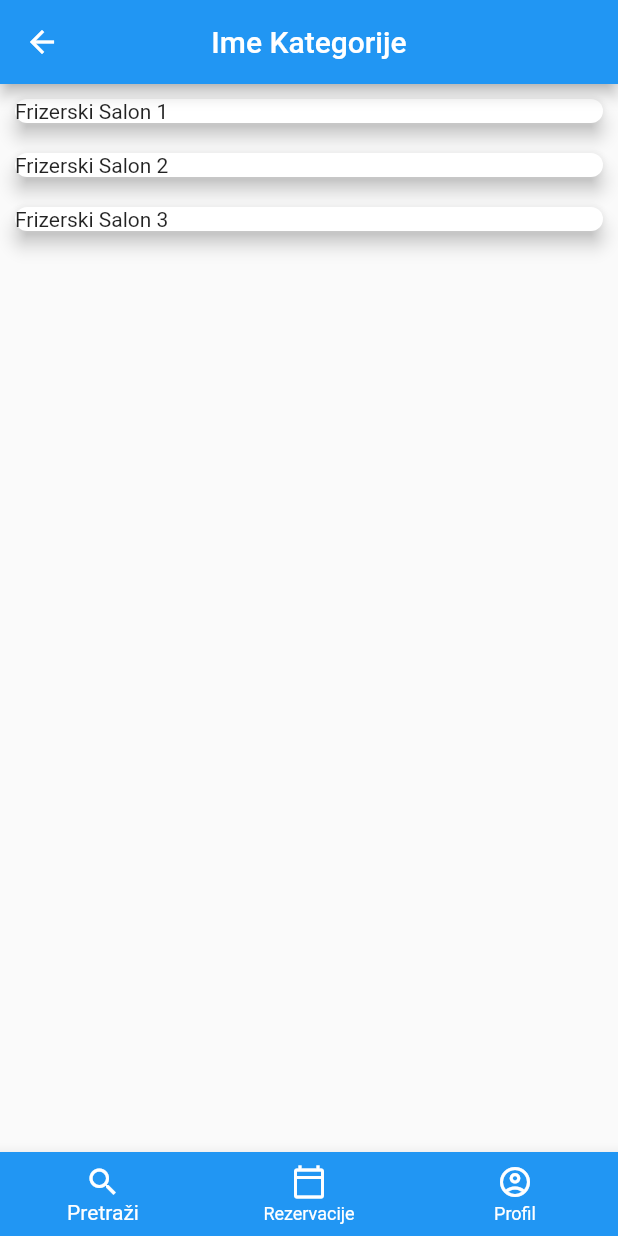
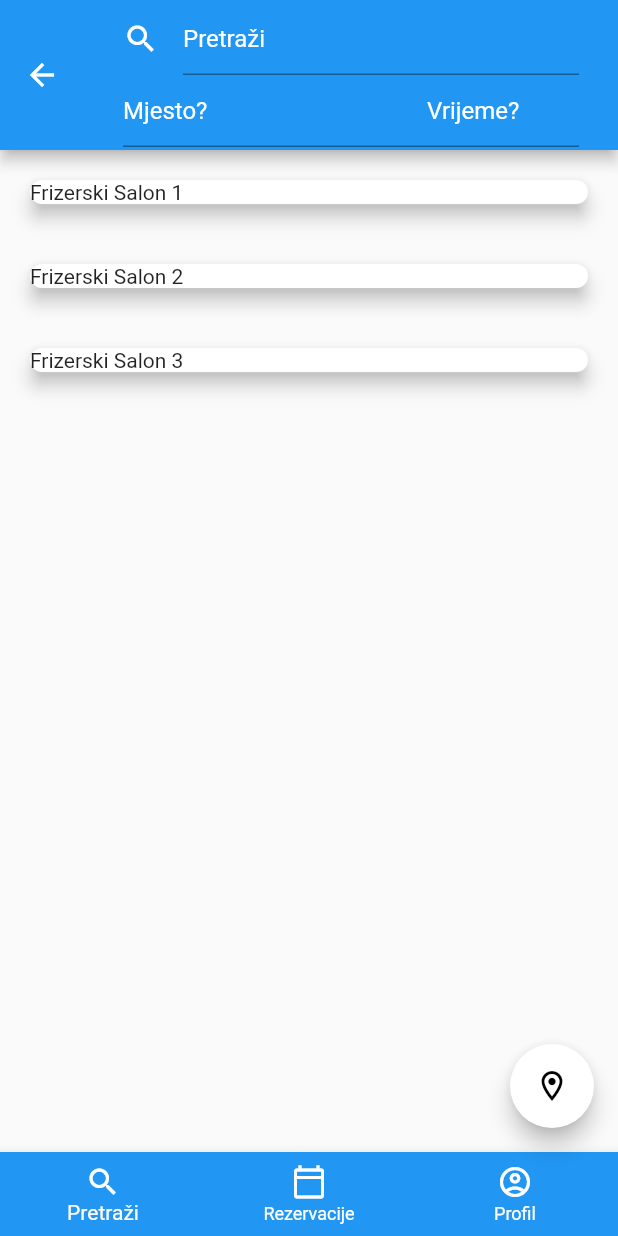
Before and after one commit to nejlaban/flutter-app, a Flutter app: the CategoryItemsScreen screen opened by its route, on a phone screen of 412 x 824 dp. Run offline on Flutter 3.47's test engine with Material 2 defaults, Android fonts, the light colour scheme and no system bars.

Commit message:
Update Search screen

```diff
--- a/lib/screens/categories_screen.dart
+++ b/lib/screens/categories_screen.dart
@@ -62,7 +62,8 @@ class CategoriesScreen extends StatelessWidget {
                     fontWeight: FontWeight.bold,
                     fontSize: 25,
                   ),
-              )),
+                ),
+              ),
             ),
             SizedBox(
               height: 30,
--- a/lib/screens/category_items_screen.dart
+++ b/lib/screens/category_items_screen.dart
@@ -9,10 +9,65 @@ class CategoryItemsScreen extends StatelessWidget {
   Widget build(BuildContext context) {
     return Scaffold(
       appBar: AppBar(
-        title: Text(
-          'Ime Kategorije',
+        toolbarHeight: 100,
+        title: Container(
+          margin: EdgeInsets.symmetric(
+            vertical: 8.0,
+            horizontal: 10.0,
+          ),
+          decoration: BoxDecoration(
+            borderRadius: BorderRadius.all(
+              Radius.circular(
+                20.0,
+              ),
+            ),
+          ),
+          child: Column(
+            children: [
+              Row(
+                crossAxisAlignment: CrossAxisAlignment.start,
+                children: [
+                  Expanded(
+                    flex: 1,
+                    child: TextFormField(
+                      decoration: InputDecoration(
+                        hintText: 'Pretraži',
+                        hintStyle: TextStyle(color: Colors.white),
+                        icon: Icon(
+                          Icons.search,
+                          color: Colors.white,
+                        ),
+                      ),
+                    ),
+                  ),
+                ],
+              ),
+              Row(
+                crossAxisAlignment: CrossAxisAlignment.start,
+                children: [
+                  Expanded(
+                    flex: 2,
+                    child: TextFormField(
+                      decoration: InputDecoration(
+                        hintText: 'Mjesto?',
+                        hintStyle: TextStyle(color: Colors.white),
+                      ),
+                    ),
+                  ),
+                  Expanded(
+                    flex: 1,
+                    child: TextFormField(
+                      decoration: InputDecoration(
+                        hintText: 'Vrijeme?',
+                        hintStyle: TextStyle(color: Colors.white),
+                      ),
+                    ),
+                  ),
+                ],
+              ),
+            ],
+          ),
         ),
-        centerTitle: true,
       ),
       body: ListView(
         children: [
@@ -21,7 +76,9 @@ class CategoryItemsScreen extends StatelessWidget {
               borderRadius: BorderRadius.circular(15),
             ),
             elevation: 5,
-            margin: EdgeInsets.all(10),
+            margin: EdgeInsets.all(
+              20,
+            ),
             child: Text(
               'Frizerski Salon 1',
             ),
@@ -34,7 +91,7 @@ class CategoryItemsScreen extends StatelessWidget {
             ),
             elevation: 5,
             margin: EdgeInsets.all(
-              10,
+              20,
             ),
             child: Text(
               'Frizerski Salon 2',
@@ -51,7 +108,7 @@ class CategoryItemsScreen extends StatelessWidget {
             ),
             elevation: 5,
             margin: EdgeInsets.all(
-              10,
+              20,
             ),
             child: Text(
               'Frizerski Salon 3',
@@ -59,6 +116,16 @@ class CategoryItemsScreen extends StatelessWidget {
           ),
         ],
       ),
+      floatingActionButton: FloatingActionButton(
+        child: Icon(
+          Icons.location_on_outlined,
+        ),
+        onPressed: () {
+          print(
+            'Otvori lokacije na mapi',
+          );
+        },
+      ),
       bottomNavigationBar: CustomBottomNavigationBar(),
     );
   }
```
Lines whose indentation alone changed are shown as unchanged.
